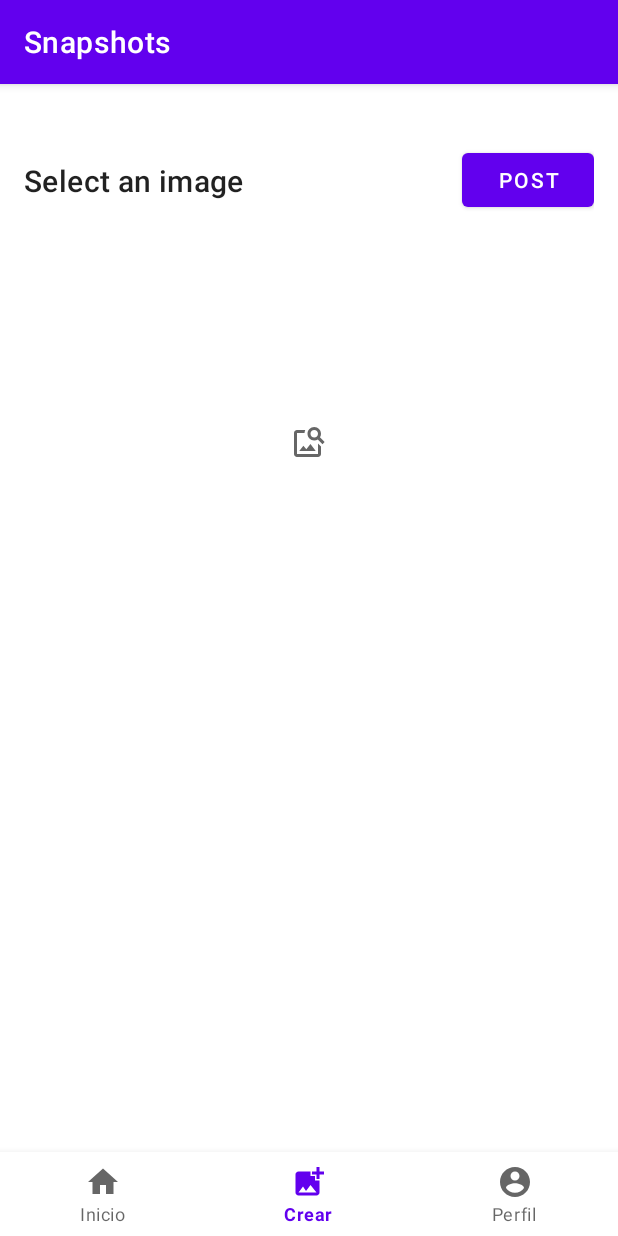
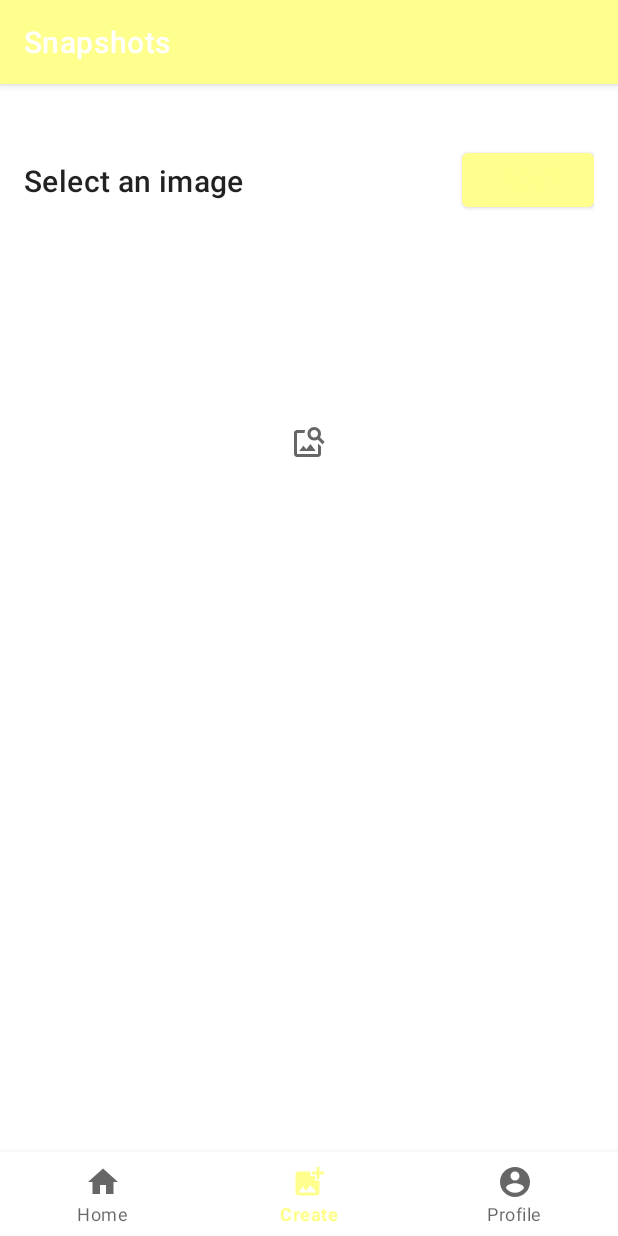
Before and after one commit to Frankva12/KotlinPractical, an Android app: the screen it shows after launch (MainActivity), item 2 of the bottom bar chosen, on a phone screen of 412 x 824 dp. Run offline under Robolectric (Android 15) with nearby library versions, the phone set to English and light mode, and no system bars; our stand-ins replace Firebase (no records; nobody signed in at launch, a user with empty details on screens opened directly); 4 statements that could not run were skipped.

Commit message:
feat(snapshot): add better practices in the project and update the deprecated methods

```diff
--- a/Snapshots/app/build.gradle
+++ b/Snapshots/app/build.gradle
@@ -45,7 +45,7 @@ dependencies {
 
     implementation 'com.github.bumptech.glide:glide:4.13.0'
     implementation 'androidx.legacy:legacy-support-v4:1.0.0'
-    annotationProcessor 'com.github.bumptech.glide:compiler:4.13.0'
+    kapt 'com.github.bumptech.glide:compiler:4.13.0'
 
     // FirebaseUI for Firebase Realtime Database
     implementation 'com.firebaseui:firebase-ui-database:8.0.1'
--- a/Snapshots/app/src/main/AndroidManifest.xml
+++ b/Snapshots/app/src/main/AndroidManifest.xml
@@ -1,10 +1,8 @@
 <?xml version="1.0" encoding="utf-8"?>
 <manifest xmlns:android="http://schemas.android.com/apk/res/android"
     package="com.franciscostanleyvasconceloszelaya.snapshots">
-
     <uses-permission android:name="android.permission.INTERNET"/>
     <uses-permission android:name="android.permission.READ_EXTERNAL_STORAGE"/>
-
     <application
         android:allowBackup="true"
         android:icon="@mipmap/ic_launcher"
@@ -17,7 +15,6 @@
             android:exported="true">
             <intent-filter>
                 <action android:name="android.intent.action.MAIN" />
-
                 <category android:name="android.intent.category.LAUNCHER" />
             </intent-filter>
         </activity>
--- a/Snapshots/app/src/main/java/com/franciscostanleyvasconceloszelaya/snapshots/AddFragment.kt
+++ b/Snapshots/app/src/main/java/com/franciscostanleyvasconceloszelaya/snapshots/AddFragment.kt
@@ -10,20 +10,15 @@ import android.view.LayoutInflater
 import android.view.View
 import android.view.ViewGroup
 import android.widget.Toast
+import androidx.activity.result.contract.ActivityResultContracts
 import com.franciscostanleyvasconceloszelaya.snapshots.databinding.FragmentAddBinding
-import com.google.android.material.snackbar.Snackbar
 import com.google.firebase.auth.FirebaseAuth
 import com.google.firebase.database.DatabaseReference
 import com.google.firebase.database.FirebaseDatabase
 import com.google.firebase.storage.FirebaseStorage
 import com.google.firebase.storage.StorageReference
-import java.lang.ref.Reference
-
 
 class AddFragment : Fragment() {
-
-    private val RC_GELLERY = 18
-    private val PATH_SNAPSHOT = "snapshots"
     private lateinit var mStorageReference: StorageReference
     private lateinit var mDatabaseReference: DatabaseReference
 
@@ -31,10 +26,22 @@ class AddFragment : Fragment() {
 
     private var mPhotoSelectedUri: Uri? = null
 
+    private val galleryResult =
+        registerForActivityResult(ActivityResultContracts.StartActivityForResult()) {
+            if (it.resultCode == Activity.RESULT_OK) {
+                mPhotoSelectedUri = it?.data?.data
+                with(mBinding) {
+                    imgPhoto.setImageURI(mPhotoSelectedUri)
+                    tilTitle.visibility = View.VISIBLE
+                    tvMessage.text = getString(R.string.post_message_valid_title)
+                }
+            }
+        }
+
     override fun onCreateView(
         inflater: LayoutInflater, container: ViewGroup?,
         savedInstanceState: Bundle?
-    ): View? {
+    ): View {
         mBinding = FragmentAddBinding.inflate(inflater, container, false)
         return mBinding.root
     }
@@ -46,30 +53,31 @@ class AddFragment : Fragment() {
         mBinding.btnSelect.setOnClickListener { openGallery() }
 
         mStorageReference = FirebaseStorage.getInstance().reference
-        mDatabaseReference = FirebaseDatabase.getInstance().reference.child(PATH_SNAPSHOT)
+        mDatabaseReference =
+            FirebaseDatabase.getInstance().reference.child("snapshots")
     }
 
     private fun openGallery() {
         val intent = Intent(Intent.ACTION_PICK, MediaStore.Images.Media.EXTERNAL_CONTENT_URI)
-        startActivityForResult(intent, RC_GELLERY)
+        galleryResult.launch(intent)
     }
 
     private fun postSnapshot() {
         mBinding.progressBar.visibility = View.VISIBLE
         val key = mDatabaseReference.push().key!!
-        val storageReference = mStorageReference.child(PATH_SNAPSHOT)
+        val storageReference = mStorageReference.child("snapshots")
             .child(FirebaseAuth.getInstance().currentUser!!.uid).child(key)
         if (mPhotoSelectedUri != null) {
             storageReference.putFile(mPhotoSelectedUri!!)
                 .addOnProgressListener {
                     val progress = (100 * it.bytesTransferred / it.totalByteCount).toDouble()
                     mBinding.progressBar.progress = progress.toInt()
-                    mBinding.tvMessage.text = "$progress%"
+                    mBinding.tvMessage.text = String.format("%s%%", progress)
                 }
                 .addOnCompleteListener {
                     mBinding.progressBar.visibility = View.INVISIBLE
                 }
-                .addOnSuccessListener {
+                .addOnSuccessListener { it ->
                     Toast.makeText(context, "Posted Snapshot", Toast.LENGTH_SHORT)
                         .show()
                     it.storage.downloadUrl.addOnSuccessListener {
@@ -90,15 +98,5 @@ class AddFragment : Fragment() {
         mDatabaseReference.child(key).setValue(snapshot)
     }
 
-    override fun onActivityResult(requestCode: Int, resultCode: Int, data: Intent?) {
-        super.onActivityResult(requestCode, resultCode, data)
-        if (resultCode == Activity.RESULT_OK) {
-            if (requestCode == RC_GELLERY) {
-                mPhotoSelectedUri = data?.data
-                mBinding.imgPhoto.setImageURI(mPhotoSelectedUri)
-                mBinding.tilTitle.visibility = View.VISIBLE
-                mBinding.tvMessage.text = getString(R.string.post_message_valid_title)
-            }
-        }
-    }
+
 }
--- a/Snapshots/app/src/main/java/com/franciscostanleyvasconceloszelaya/snapshots/MainActivity.kt
+++ b/Snapshots/app/src/main/java/com/franciscostanleyvasconceloszelaya/snapshots/MainActivity.kt
@@ -1,9 +1,9 @@
 package com.franciscostanleyvasconceloszelaya.snapshots
 
-import android.content.Intent
 import androidx.appcompat.app.AppCompatActivity
 import android.os.Bundle
 import android.widget.Toast
+import androidx.activity.result.contract.ActivityResultContracts
 import androidx.fragment.app.Fragment
 import androidx.fragment.app.FragmentManager
 import com.firebase.ui.auth.AuthUI
@@ -13,8 +13,6 @@ import com.google.firebase.auth.FirebaseAuth
 
 class MainActivity : AppCompatActivity() {
 
-    private val RC_SIGN_IN = 21
-
     private lateinit var mBinding: ActivityMainBinding
 
     private lateinit var mActiveFragment: Fragment
@@ -22,6 +20,16 @@ class MainActivity : AppCompatActivity() {
 
     private lateinit var mAuthListener: FirebaseAuth.AuthStateListener
     private var mFirebaseAuth: FirebaseAuth? = null
+
+    private val authResult = registerForActivityResult(ActivityResultContracts.StartActivityForResult()){
+        if (it.resultCode == RESULT_OK) {
+            Toast.makeText(this, getString(R.string.sign_up_welcome), Toast.LENGTH_SHORT).show()
+        } else {
+            if (IdpResponse.fromResultIntent(it.data) == null) {
+                finish()
+            }
+        }
+    }
 
     override fun onCreate(savedInstanceState: Bundle?) {
         super.onCreate(savedInstanceState)
@@ -36,16 +44,15 @@ class MainActivity : AppCompatActivity() {
         mFirebaseAuth = FirebaseAuth.getInstance()
         mAuthListener = FirebaseAuth.AuthStateListener {
 
-            val user = it.currentUser
-            if (user == null) {
-                startActivityForResult(
+           if (it.currentUser == null){
+               authResult.launch(
                    AuthUI.getInstance().createSignInIntentBuilder()
                        .setAvailableProviders(
                            listOf(
                                AuthUI.IdpConfig.EmailBuilder().build(),
                                AuthUI.IdpConfig.GoogleBuilder().build()
                            )
-                    ).build(), RC_SIGN_IN
+                       ).build()
                )
            }
         }
@@ -60,19 +67,16 @@ class MainActivity : AppCompatActivity() {
 
         mActiveFragment = homeFragment
 
-        mFragmentManager.beginTransaction()
-            .add(R.id.hostFragment, profileFragment, ProfileFragment::class.java.name)
-            .hide(profileFragment)
-            .commit()
+        with(mFragmentManager.beginTransaction()) {
+            add(R.id.hostFragment, profileFragment, ProfileFragment::class.java.name)
+            hide(profileFragment)
 
-        mFragmentManager.beginTransaction()
-            .add(R.id.hostFragment, addFragment, ProfileFragment::class.java.name)
-            .hide(addFragment)
-            .commit()
+            add(R.id.hostFragment, addFragment, ProfileFragment::class.java.name)
+            hide(addFragment)
 
-        mFragmentManager.beginTransaction()
-            .add(R.id.hostFragment, homeFragment, homeFragment::class.java.name)
-            .commit()
+            add(R.id.hostFragment, homeFragment, homeFragment::class.java.name)
+            commit()
+        }
 
         mBinding.bottomNav.setOnItemSelectedListener {
             when (it.itemId) {
@@ -99,8 +103,8 @@ class MainActivity : AppCompatActivity() {
                 else -> false
             }
         }
-        mBinding.bottomNav.setOnNavigationItemReselectedListener{
-            when(it.itemId){
+        mBinding.bottomNav.setOnItemReselectedListener {
+            when (it.itemId) {
                 R.id.action_home -> (homeFragment as HomeAux).goToTop()
             }
         }
@@ -115,17 +119,4 @@ class MainActivity : AppCompatActivity() {
         super.onPause()
         mFirebaseAuth?.removeAuthStateListener(mAuthListener)
     }
-
-    override fun onActivityResult(requestCode: Int, resultCode: Int, data: Intent?) {
-        super.onActivityResult(requestCode, resultCode, data)
-        if (requestCode == RC_SIGN_IN) {
-            if (resultCode == RESULT_OK) {
-                Toast.makeText(this, "Welcome...", Toast.LENGTH_SHORT).show()
-            } else {
-                if (IdpResponse.fromResultIntent(data) == null){
-                    finish()
 }
-            }
-        }
-    }
-}
--- a/Snapshots/app/src/main/java/com/franciscostanleyvasconceloszelaya/snapshots/ProfileFragment.kt
+++ b/Snapshots/app/src/main/java/com/franciscostanleyvasconceloszelaya/snapshots/ProfileFragment.kt
@@ -17,7 +17,7 @@ class ProfileFragment : Fragment() {
     override fun onCreateView(
         inflater: LayoutInflater, container: ViewGroup?,
         savedInstanceState: Bundle?
-    ): View? {
+    ): View {
         mBinding = FragmentProfileBinding.inflate(inflater, container, false)
         return mBinding.root
     }
@@ -34,7 +34,7 @@ class ProfileFragment : Fragment() {
         context?.let {
             AuthUI.getInstance().signOut(it)
                 .addOnCompleteListener {
-                    Toast.makeText(context, "See you soon...", Toast.LENGTH_SHORT).show()
+                    Toast.makeText(context, getString(R.string.log_out_message), Toast.LENGTH_SHORT).show()
                 }
         }
     }
--- a/Snapshots/app/src/main/res/layout/fragment_add.xml
+++ b/Snapshots/app/src/main/res/layout/fragment_add.xml
@@ -22,7 +22,7 @@
         android:layout_width="wrap_content"
         android:layout_height="wrap_content"
         android:layout_marginTop="@dimen/common_padding_min"
-        android:text="Post"
+        android:text="@string/fragment_add_post"
         app:layout_constraintEnd_toEndOf="parent"
         app:layout_constraintTop_toBottomOf="@id/progress_bar" />
 
@@ -43,7 +43,7 @@
         android:layout_width="0dp"
         android:layout_height="wrap_content"
         android:layout_marginTop="@dimen/common_padding_min"
-        android:hint="Title of the snapshot"
+        android:hint="@string/title_of_the_snapshot"
         android:visibility="gone"
         app:layout_constraintEnd_toEndOf="parent"
         app:layout_constraintStart_toStartOf="parent"
@@ -59,8 +59,9 @@
         android:id="@+id/imgPhoto"
         android:layout_width="0dp"
         android:layout_height="0dp"
+        android:layout_marginTop="@dimen/common_padding_min"
+        android:importantForAccessibility="no"
         android:scaleType="centerCrop"
-        android:layout_marginTop="@dimen/common_padding_min"
         app:layout_constraintDimensionRatio="H, 4:3"
         app:layout_constraintEnd_toEndOf="parent"
         app:layout_constraintStart_toStartOf="parent"
@@ -71,6 +72,7 @@
         android:layout_width="0dp"
         android:layout_height="0dp"
         android:background="?attr/selectableItemBackground"
+        android:importantForAccessibility="no"
         android:src="@drawable/ic_image_search"
         app:layout_constraintBottom_toBottomOf="@id/imgPhoto"
         app:layout_constraintEnd_toEndOf="@id/imgPhoto"
--- a/Snapshots/app/src/main/res/layout/item_snapshot.xml
+++ b/Snapshots/app/src/main/res/layout/item_snapshot.xml
@@ -27,7 +27,8 @@
         app:layout_constraintEnd_toStartOf="@id/btnDelete"
         app:layout_constraintStart_toStartOf="parent"
         app:layout_constraintTop_toTopOf="@id/btnDelete"
-        tools:text="Title of the snapshot" />
+        tools:text="Title of the snapshot"
+        tools:ignore="SelectableText" />
 
     <com.google.android.material.checkbox.MaterialCheckBox
         android:id="@+id/cbLike"
--- a/Snapshots/app/src/main/res/values-night/themes.xml
+++ b/Snapshots/app/src/main/res/values-night/themes.xml
@@ -2,13 +2,13 @@
     <!-- Base application theme. -->
     <style name="Theme.Snapshots" parent="Theme.MaterialComponents.DayNight.DarkActionBar">
         <!-- Primary brand color. -->
-        <item name="colorPrimary">@color/purple_200</item>
-        <item name="colorPrimaryVariant">@color/purple_700</item>
-        <item name="colorOnPrimary">@color/black</item>
+        <item name="colorPrimary">@color/secondaryDarkColor</item>
+        <item name="colorPrimaryVariant">@color/secondaryDarkColor</item>
+        <item name="colorOnPrimary">@color/primaryDarkColor</item>
         <!-- Secondary brand color. -->
-        <item name="colorSecondary">@color/teal_200</item>
-        <item name="colorSecondaryVariant">@color/teal_200</item>
-        <item name="colorOnSecondary">@color/black</item>
+        <item name="colorSecondary">@color/primaryColor</item>
+        <item name="colorSecondaryVariant">@color/secondaryColor</item>
+        <item name="colorOnSecondary">@color/primaryDarkColor</item>
         <!-- Status bar color. -->
         <item name="android:statusBarColor" tools:targetApi="l">?attr/colorPrimaryVariant</item>
         <!-- Customize your theme here. -->
--- a/Snapshots/app/src/main/res/values/colors.xml
+++ b/Snapshots/app/src/main/res/values/colors.xml
@@ -7,4 +7,13 @@
     <color name="teal_700">#FF018786</color>
     <color name="black">#FF000000</color>
     <color name="white">#FFFFFFFF</color>
+
+    <color name="primaryColor">#ffff8d</color>
+    <color name="primaryLightColor">#ffffbf</color>
+    <color name="primaryDarkColor">#cacc5d</color>
+    <color name="secondaryColor">#f9a825</color>
+    <color name="secondaryLightColor">#ffd95a</color>
+    <color name="secondaryDarkColor">#c17900</color>
+    <color name="primaryTextColor">#000000</color>
+    <color name="secondaryTextColor">#000000</color>
 </resources>
--- a/Snapshots/app/src/main/res/values/strings.xml
+++ b/Snapshots/app/src/main/res/values/strings.xml
@@ -1,10 +1,17 @@
 <resources>
     <string name="app_name">Snapshots</string>
-    <string name="home_title">Inicio</string>
-    <string name="home_add">Crear</string>
-    <string name="home_profile">Perfil</string>
-    <!-- TODO: Remove or change this placeholder text -->
+    <string name="home_title">Home</string>
+    <string name="home_add">Create</string>
+    <string name="home_profile">Profile</string>
     <string name="hello_blank_fragment">Hello blank fragment</string>
     <string name="post_message_title">Select an image</string>
-    <string name="post_message_valid_title">Please add some text...</string>
+    <string name="post_message_valid_title">Please add some text…</string>
+    <string name="fragment_add_post">Post</string>
+    <string name="title_of_the_snapshot">Title of the snapshot</string>
+    <string name="log_out_button">Log out</string>
+    <string name="dialog_delete_title">Are you sure you want to delete this snapshot?</string>
+    <string name="dialog_delete_confirm">Confirm</string>
+    <string name="dialog_delete_cancel">Cancel</string>
+    <string name="sign_up_welcome">Welcome…</string>
+    <string name="log_out_message">See you soon…</string>
 </resources>
--- a/Snapshots/app/src/main/res/values/themes.xml
+++ b/Snapshots/app/src/main/res/values/themes.xml
@@ -2,13 +2,13 @@
     <!-- Base application theme. -->
     <style name="Theme.Snapshots" parent="Theme.MaterialComponents.DayNight.DarkActionBar">
         <!-- Primary brand color. -->
-        <item name="colorPrimary">@color/purple_500</item>
-        <item name="colorPrimaryVariant">@color/purple_700</item>
-        <item name="colorOnPrimary">@color/white</item>
+        <item name="colorPrimary">@color/primaryColor</item>
+        <item name="colorPrimaryVariant">@color/primaryDarkColor</item>
+        <item name="colorOnPrimary">@color/primaryColor</item>
         <!-- Secondary brand color. -->
-        <item name="colorSecondary">@color/teal_200</item>
-        <item name="colorSecondaryVariant">@color/teal_700</item>
-        <item name="colorOnSecondary">@color/black</item>
+        <item name="colorSecondary">@color/secondaryColor</item>
+        <item name="colorSecondaryVariant">@color/secondaryDarkColor</item>
+        <item name="colorOnSecondary">@color/secondaryLightColor</item>
         <!-- Status bar color. -->
         <item name="android:statusBarColor" tools:targetApi="l">?attr/colorPrimaryVariant</item>
         <!-- Customize your theme here. -->
```
Also changed, not shown: Snapshots/app/src/main/java/com/franciscostanleyvasconceloszelaya/snapshots/HomeFragment.kt (+13 -7 lines), Snapshots/app/src/main/res/layout/fragment_profile.xml (+5 -3 lines). Lines whose indentation alone changed are shown as unchanged.
